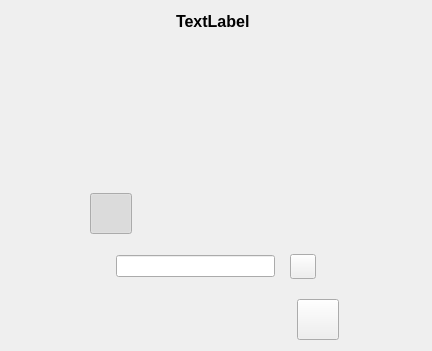
This is src/cameraOne/QvkCameraOneOptions.ui in vkohaupt/vokoscreenNG as Qt 5 draws it before an edit. The edited form follows.
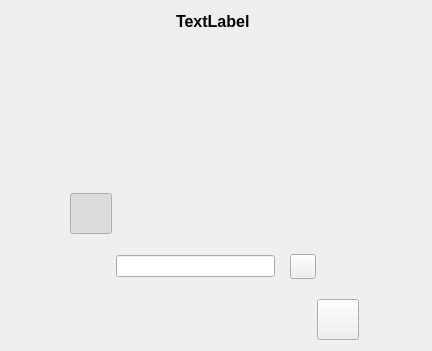
This is the edited form. Icons and pictures are not drawn.

Commit message: X11 camera window

```diff
--- a/src/cameraOne/QvkCameraOneOptions.ui
+++ b/src/cameraOne/QvkCameraOneOptions.ui
@@ -78,11 +78,14 @@
    </item>
    <item>
     <layout class="QGridLayout" name="gridLayout">
-     <property name="verticalSpacing">
+     <property name="spacing">
       <number>20</number>
      </property>
      <item row="1" column="1">
       <layout class="QHBoxLayout" name="horizontalLayout_4">
+       <property name="spacing">
+        <number>20</number>
+       </property>
        <item>
         <layout class="QHBoxLayout" name="horizontalLayout_2"/>
        </item>
```
The commit also changes 1 other file.
